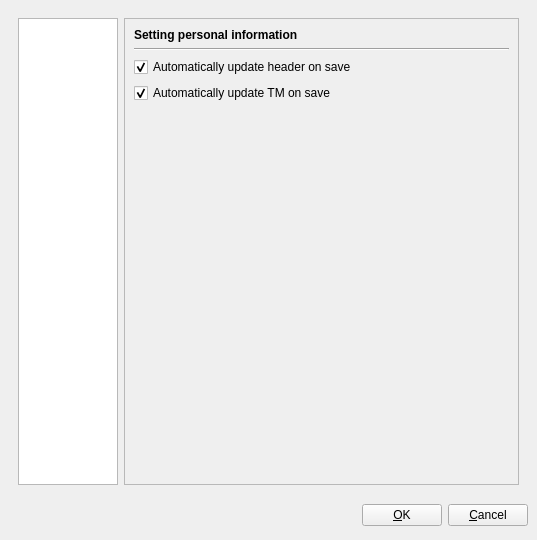
Above: pootling/ui/Preference.ui from cc-archive/pootle before the change. Below: the same form after it.
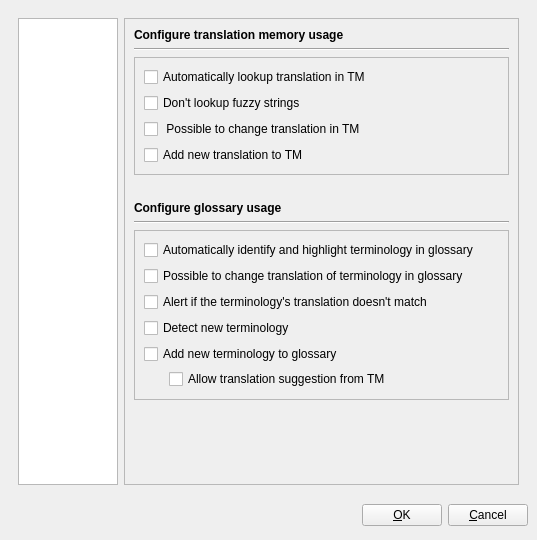
That is the form after the change. The open tabs and pages were chosen to show the change.

The edit to the form file:
```diff
--- a/pootling/ui/Preference.ui
+++ b/pootling/ui/Preference.ui
@@ -1004,7 +1004,7 @@
           </item>
          </layout>
         </widget>
-        <widget class="QWidget" name="TM and Glossary " >
+        <widget class="QWidget" name="TM_Glossary " >
          <layout class="QGridLayout" >
           <property name="margin" >
            <number>9</number>
```
Left out of the diff: 4 changed lines with no effect on the pictures.
